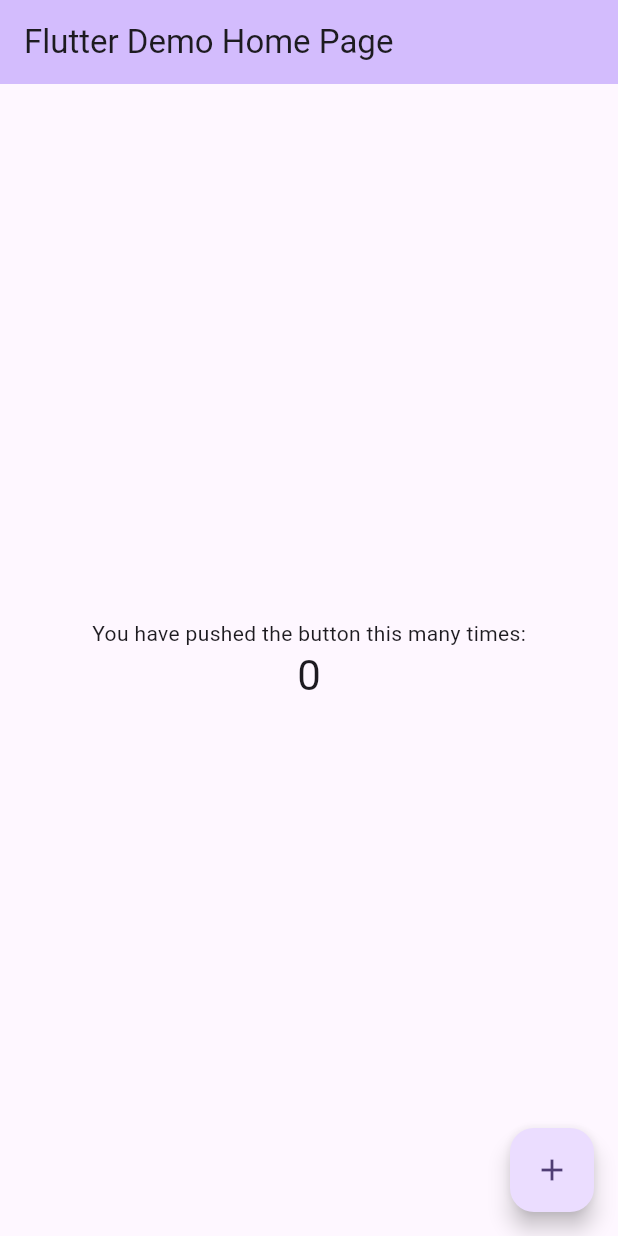
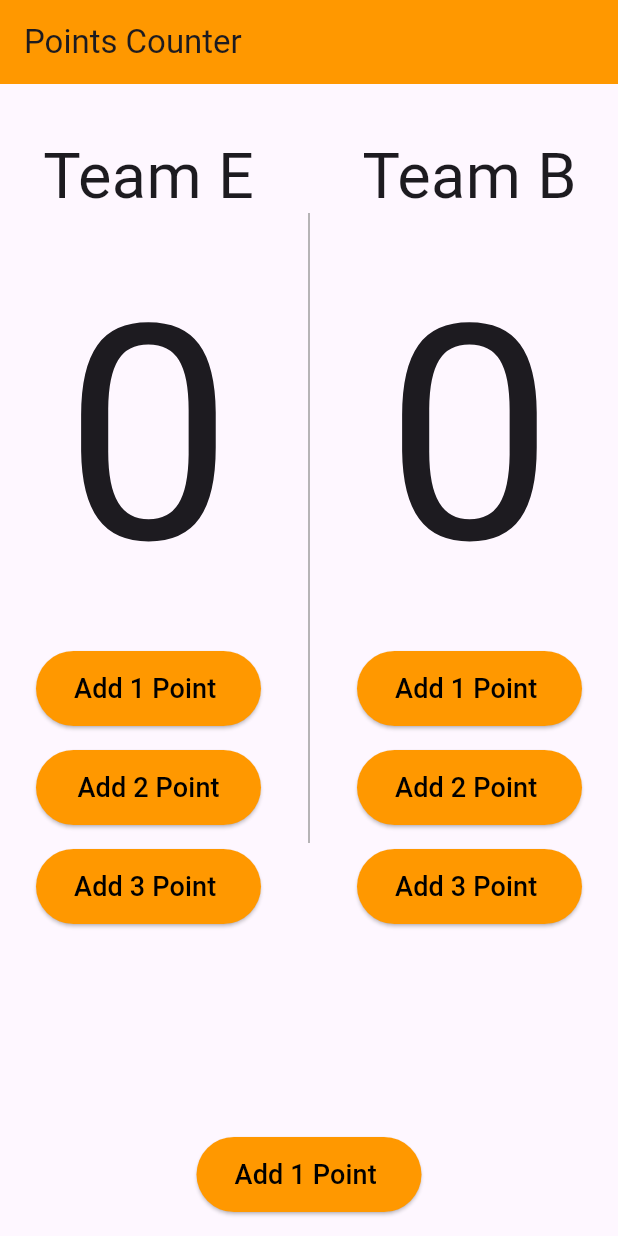
Before and after one commit to Mouayad9/score_counter, a Flutter app: the screen it shows after launch, on a phone screen of 412 x 824 dp. Run offline on Flutter 3.47's test engine with Material 3 defaults, Android fonts, the phone set to English and light mode, and no system bars.

Commit message:
final app without bloC

```diff
--- a/lib/main.dart
+++ b/lib/main.dart
@@ -1,122 +1,190 @@
 import 'package:flutter/material.dart';
 
 void main() {
-  runApp(const MyApp());
+  runApp(const PointsCounter());
 }
 
-class MyApp extends StatelessWidget {
-  const MyApp({super.key});
+class PointsCounter extends StatelessWidget {
+  const PointsCounter({Key? key}) : super(key: key);
 
-  // This widget is the root of your application.
   @override
   Widget build(BuildContext context) {
     return MaterialApp(
-      title: 'Flutter Demo',
-      theme: ThemeData(
-        // This is the theme of your application.
-        //
-        // TRY THIS: Try running your application with "flutter run". You'll see
-        // the application has a purple toolbar. Then, without quitting the app,
-        // try changing the seedColor in the colorScheme below to Colors.green
-        // and then invoke "hot reload" (save your changes or press the "hot
-        // reload" button in a Flutter-supported IDE, or press "r" if you used
-        // the command line to start the app).
-        //
-        // Notice that the counter didn't reset back to zero; the application
-        // state is not lost during the reload. To reset the state, use hot
-        // restart instead.
-        //
-        // This works for code too, not just values: Most code changes can be
-        // tested with just a hot reload.
-        colorScheme: .fromSeed(seedColor: Colors.deepPurple),
-      ),
-      home: const MyHomePage(title: 'Flutter Demo Home Page'),
-    );
-  }
-}
-
-class MyHomePage extends StatefulWidget {
-  const MyHomePage({super.key, required this.title});
-
-  // This widget is the home page of your application. It is stateful, meaning
-  // that it has a State object (defined below) that contains fields that affect
-  // how it looks.
-
-  // This class is the configuration for the state. It holds the values (in this
-  // case the title) provided by the parent (in this case the App widget) and
-  // used by the build method of the State. Fields in a Widget subclass are
-  // always marked "final".
-
-  final String title;
-
-  @override
-  State<MyHomePage> createState() => _MyHomePageState();
-}
-
-class _MyHomePageState extends State<MyHomePage> {
-  int _counter = 0;
-
-  void _incrementCounter() {
-    setState(() {
-      // This call to setState tells the Flutter framework that something has
-      // changed in this State, which causes it to rerun the build method below
-      // so that the display can reflect the updated values. If we changed
-      // _counter without calling setState(), then the build method would not be
-      // called again, and so nothing would appear to happen.
-      _counter++;
-    });
-  }
-
-  @override
-  Widget build(BuildContext context) {
-    // This method is rerun every time setState is called, for instance as done
-    // by the _incrementCounter method above.
-    //
-    // The Flutter framework has been optimized to make rerunning build methods
-    // fast, so that you can just rebuild anything that needs updating rather
-    // than having to individually change instances of widgets.
-    return Scaffold(
-      appBar: AppBar(
-        // TRY THIS: Try changing the color here to a specific color (to
-        // Colors.amber, perhaps?) and trigger a hot reload to see the AppBar
-        // change color while the other colors stay the same.
-        backgroundColor: Theme.of(context).colorScheme.inversePrimary,
-        // Here we take the value from the MyHomePage object that was created by
-        // the App.build method, and use it to set our appbar title.
-        title: Text(widget.title),
-      ),
-      body: Center(
-        // Center is a layout widget. It takes a single child and positions it
-        // in the middle of the parent.
-        child: Column(
-          // Column is also a layout widget. It takes a list of children and
-          // arranges them vertically. By default, it sizes itself to fit its
-          // children horizontally, and tries to be as tall as its parent.
-          //
-          // Column has various properties to control how it sizes itself and
-          // how it positions its children. Here we use mainAxisAlignment to
-          // center the children vertically; the main axis here is the vertical
-          // axis because Columns are vertical (the cross axis would be
-          // horizontal).
-          //
-          // TRY THIS: Invoke "debug painting" (choose the "Toggle Debug Paint"
-          // action in the IDE, or press "p" in the console), to see the
-          // wireframe for each widget.
-          mainAxisAlignment: .center,
+      debugShowCheckedModeBanner: false,
+      home: Scaffold(
+        appBar: AppBar(
+          backgroundColor: Colors.orange,
+          title: const Text('Points Counter'),
+        ),
+        body: Column(
           children: [
-            const Text('You have pushed the button this many times:'),
-            Text(
-              '$_counter',
-              style: Theme.of(context).textTheme.headlineMedium,
+            const SizedBox(
+              height: 32,
+            ),
+            Row(
+              mainAxisAlignment: MainAxisAlignment.spaceEvenly,
+              children: [
+                Column(
+                  children: [
+                    const Text(
+                      'Team E',
+                      style: TextStyle(
+                        fontSize: 42,
+                      ),
+                    ),
+                    const Text(
+                      '0',
+                      style: TextStyle(
+                        fontSize: 200,
+                      ),
+                    ),
+                    ElevatedButton(
+                      style: ElevatedButton.styleFrom(
+                        padding: const EdgeInsets.all(8),
+                        backgroundColor: Colors.orange,
+                        minimumSize: const Size(150, 50),
+                      ),
+                      onPressed: () {},
+                      child: const Text(
+                        'Add 1 Point ',
+                        style: TextStyle(
+                          fontSize: 18,
+                          color: Colors.black,
+                        ),
+                      ),
+                    ),
+                    const SizedBox(
+                      height: 16,
+                    ),
+                    ElevatedButton(
+                      style: ElevatedButton.styleFrom(
+                        backgroundColor: Colors.orange,
+                        minimumSize: const Size(150, 50),
+                      ),
+                      onPressed: () {},
+                      child: const Text(
+                        'Add 2 Point',
+                        style: TextStyle(
+                          fontSize: 18,
+                          color: Colors.black,
+                        ),
+                      ),
+                    ),
+                    const SizedBox(
+                      height: 16,
+                    ),
+                    ElevatedButton(
+                      style: ElevatedButton.styleFrom(
+                        backgroundColor: Colors.orange,
+                        minimumSize: const Size(150, 50),
+                      ),
+                      onPressed: () {},
+                      child: const Text(
+                        'Add 3 Point ',
+                        style: TextStyle(
+                          fontSize: 18,
+                          color: Colors.black,
+                        ),
+                      ),
+                    ),
+                  ],
+                ),
+                const SizedBox(
+                  height: 420,
+                  child: VerticalDivider(
+                    color: Colors.grey,
+                    thickness: 1,
+                  ),
+                ),
+                Column(
+                  children: [
+                    const Text(
+                      'Team B',
+                      style: TextStyle(
+                        fontSize: 42,
+                      ),
+                    ),
+                    const Text(
+                      '0',
+                      style: TextStyle(
+                        fontSize: 200,
+                      ),
+                    ),
+                    ElevatedButton(
+                      style: ElevatedButton.styleFrom(
+                        padding: const EdgeInsets.all(8),
+                        backgroundColor: Colors.orange,
+                        minimumSize: const Size(150, 50),
+                      ),
+                      onPressed: () {},
+                      child: const Text(
+                        'Add 1 Point ',
+                        style: TextStyle(
+                          fontSize: 18,
+                          color: Colors.black,
+                        ),
+                      ),
+                    ),
+                    const SizedBox(
+                      height: 16,
+                    ),
+                    ElevatedButton(
+                      style: ElevatedButton.styleFrom(
+                        backgroundColor: Colors.orange,
+                        minimumSize: const Size(150, 50),
+                      ),
+                      onPressed: () {},
+                      child: const Text(
+                        'Add 2 Point ',
+                        style: TextStyle(
+                          fontSize: 18,
+                          color: Colors.black,
+                        ),
+                      ),
+                    ),
+                    const SizedBox(
+                      height: 16,
+                    ),
+                    ElevatedButton(
+                      style: ElevatedButton.styleFrom(
+                        backgroundColor: Colors.orange,
+                        minimumSize: const Size(150, 50),
+                      ),
+                      onPressed: () {},
+                      child: const Text(
+                        'Add 3 Point ',
+                        style: TextStyle(
+                          fontSize: 18,
+                          color: Colors.black,
+                        ),
+                      ),
+                    ),
+                  ],
+                ),
+              ],
+            ),
+            const Spacer(),
+            ElevatedButton(
+              style: ElevatedButton.styleFrom(
+                padding: const EdgeInsets.all(8),
+                backgroundColor: Colors.orange,
+                minimumSize: const Size(150, 50),
+              ),
+              onPressed: () {},
+              child: const Text(
+                'Add 1 Point ',
+                style: TextStyle(
+                  fontSize: 18,
+                  color: Colors.black,
+                ),
+              ),
+            ),
+            const SizedBox(
+              height: 16,
             ),
           ],
         ),
       ),
-      floatingActionButton: FloatingActionButton(
-        onPressed: _incrementCounter,
-        tooltip: 'Increment',
-        child: const Icon(Icons.add),
-      ),
     );
   }
 }
```
